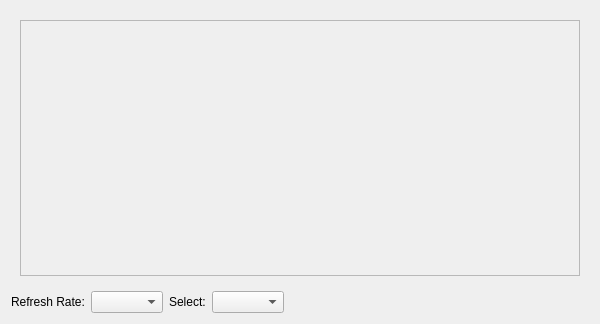
Before: the Qt Designer form src/aq_telemetryView.ui in nlbtuyen/ConfigurationGCS, drawn with Qt 5.
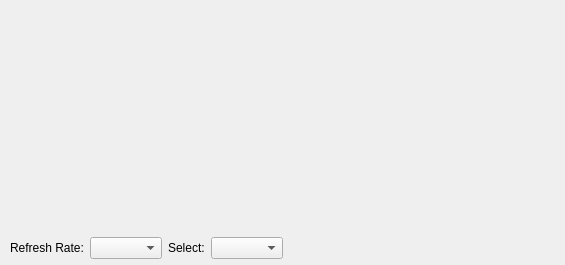
After: the same form once the commit is applied.

Patch:
```diff
--- a/src/aq_telemetryView.ui
+++ b/src/aq_telemetryView.ui
@@ -6,8 +6,8 @@
    <rect>
     <x>0</x>
     <y>0</y>
-    <width>600</width>
-    <height>324</height>
+    <width>565</width>
+    <height>265</height>
    </rect>
   </property>
   <property name="minimumSize">
@@ -16,43 +16,41 @@
     <height>245</height>
    </size>
   </property>
+  <property name="maximumSize">
+   <size>
+    <width>565</width>
+    <height>265</height>
+   </size>
+  </property>
   <property name="windowTitle">
    <string>TeleTabWidget</string>
   </property>
-  <layout class="QVBoxLayout" name="verticalLayout">
-   <item>
-    <widget class="QScrollArea" name="TelemetryTabWidget">
-     <property name="frameShape">
-      <enum>QFrame::NoFrame</enum>
-     </property>
-     <property name="widgetResizable">
-      <bool>true</bool>
-     </property>
-     <widget class="QWidget" name="tab_val_chart">
+  <widget class="QWidget" name="plotFrameTele" native="true">
       <property name="geometry">
        <rect>
-        <x>0</x>
-        <y>0</y>
-        <width>582</width>
-        <height>276</height>
-       </rect>
-      </property>
-      <layout class="QVBoxLayout" name="verticalLayout_2">
-       <item>
-        <widget class="QFrame" name="plotFrameTele">
-         <property name="frameShape">
-          <enum>QFrame::StyledPanel</enum>
-         </property>
-         <property name="frameShadow">
-          <enum>QFrame::Raised</enum>
-         </property>
-        </widget>
-       </item>
-      </layout>
-     </widget>
-    </widget>
-   </item>
-   <item>
+     <x>8</x>
+     <y>8</y>
+     <width>550</width>
+     <height>220</height>
+    </rect>
+   </property>
+   <property name="maximumSize">
+    <size>
+     <width>550</width>
+     <height>220</height>
+    </size>
+   </property>
+   <zorder>label_4</zorder>
+  </widget>
+  <widget class="QWidget" name="layoutWidget">
+   <property name="geometry">
+    <rect>
+     <x>10</x>
+     <y>236</y>
+     <width>551</width>
+     <height>24</height>
+    </rect>
+   </property>
     <layout class="QHBoxLayout" name="horizontalLayout_2">
      <item>
       <layout class="QHBoxLayout" name="horizontalLayout">
@@ -96,8 +94,7 @@
       </spacer>
      </item>
     </layout>
-   </item>
-  </layout>
+  </widget>
  </widget>
  <resources/>
  <connections/>
```
Lines whose indentation alone changed are shown as unchanged.
